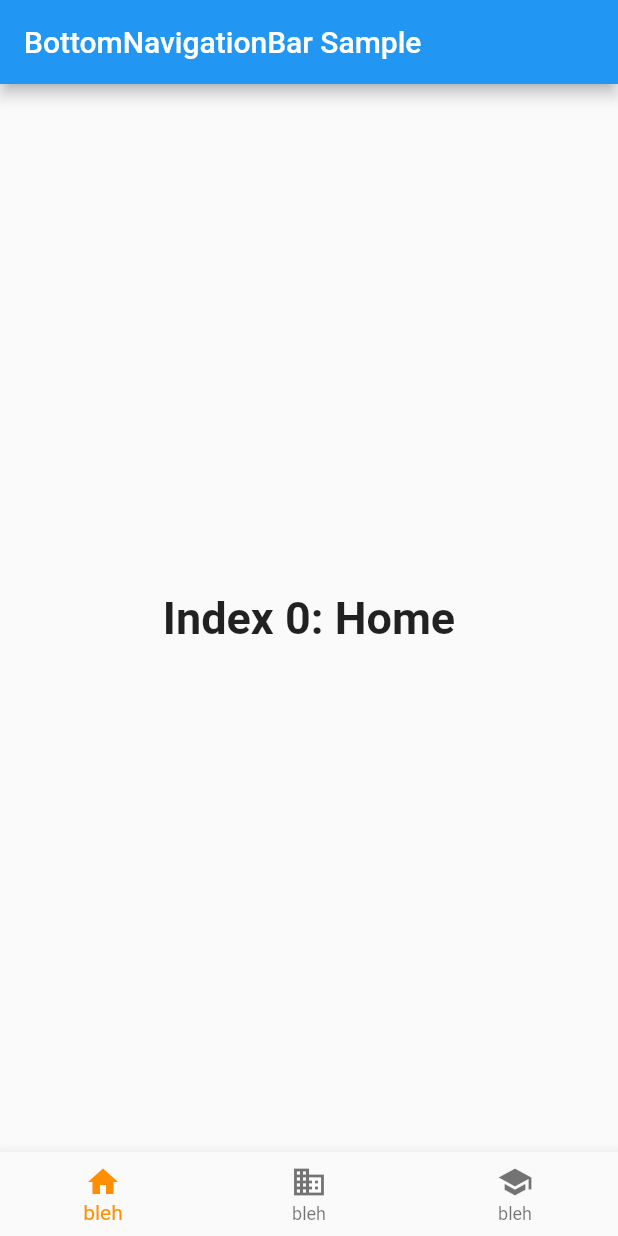
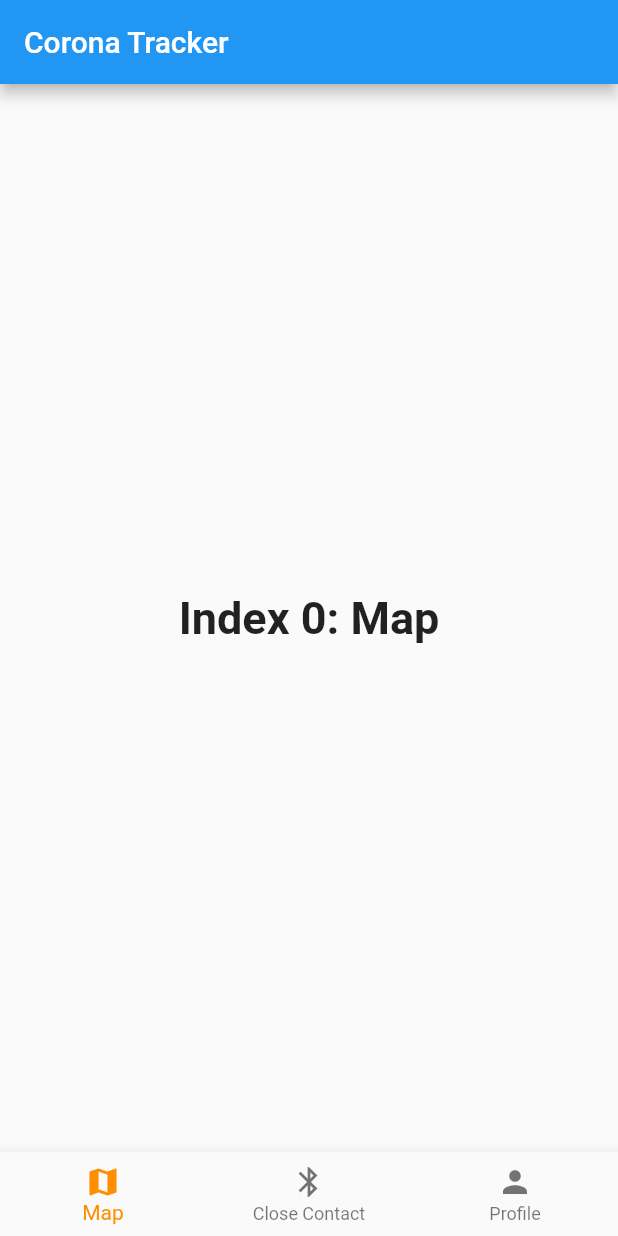
Before and after one commit to gustavojimenez41/SaseHackathon, a Flutter app: the screen it shows after launch, on a phone screen of 412 x 824 dp. Run offline on Flutter 3.47's test engine with Material 2 defaults, Android fonts, the phone set to English and light mode, and no system bars.

Commit message:
updated bottom nav bar, added google maps to dependency

```diff
--- a/lib/main.dart
+++ b/lib/main.dart
@@ -9,7 +9,7 @@ class MyApp extends StatelessWidget {
   @override
   Widget build(BuildContext context) {
     return MaterialApp(
-      title: 'Flutter Demo',
+      title: 'Sase Hackathon',
       theme: ThemeData(
         primarySwatch: Colors.blue,
         // This makes the visual density adapt to the platform that you run
@@ -47,15 +47,15 @@ class _MyHomePageState extends State<MyHomePage> {
       TextStyle(fontSize: 30, fontWeight: FontWeight.bold);
   static const List<Widget> _widgetOptions = <Widget>[
     Text(
-      'Index 0: Home',
+      'Index 0: Map',
       style: optionStyle,
     ),
     Text(
-      'Index 1: Business',
+      'Index 1: Bluetooth',
       style: optionStyle,
     ),
     Text(
-      'Index 2: School',
+      'Index 2: Profile',
       style: optionStyle,
     ),
   ];
@@ -70,7 +70,7 @@ class _MyHomePageState extends State<MyHomePage> {
   Widget build(BuildContext context) {
     return Scaffold(
       appBar: AppBar(
-        title: const Text('BottomNavigationBar Sample'),
+        title: const Text("Corona Tracker"),
       ),
       body: Center(
         child: _widgetOptions.elementAt(_selectedIndex),
@@ -78,16 +78,16 @@ class _MyHomePageState extends State<MyHomePage> {
       bottomNavigationBar: BottomNavigationBar(
         items: const <BottomNavigationBarItem>[
           BottomNavigationBarItem(
-            icon: Icon(Icons.home),
-            title: Text("bleh"),
+            icon: Icon(Icons.map),
+            title: Text("Map"),
           ),
           BottomNavigationBarItem(
-            icon: Icon(Icons.business),
-            title: Text("bleh"),
+            icon: Icon(Icons.bluetooth),
+            title: Text("Close Contact"),
           ),
           BottomNavigationBarItem(
-            icon: Icon(Icons.school),
-            title: Text("bleh"),
+            icon: Icon(Icons.person),
+            title: Text("Profile"),
           ),
         ],
         currentIndex: _selectedIndex,
--- a/pubspec.yaml
+++ b/pubspec.yaml
@@ -23,6 +23,7 @@ environment:
 dependencies:
   flutter:
     sdk: flutter
+  google_maps: ^3.4.5
 
 
   # The following adds the Cupertino Icons font to your application.
```
Also changed, not shown: pubspec.lock.
